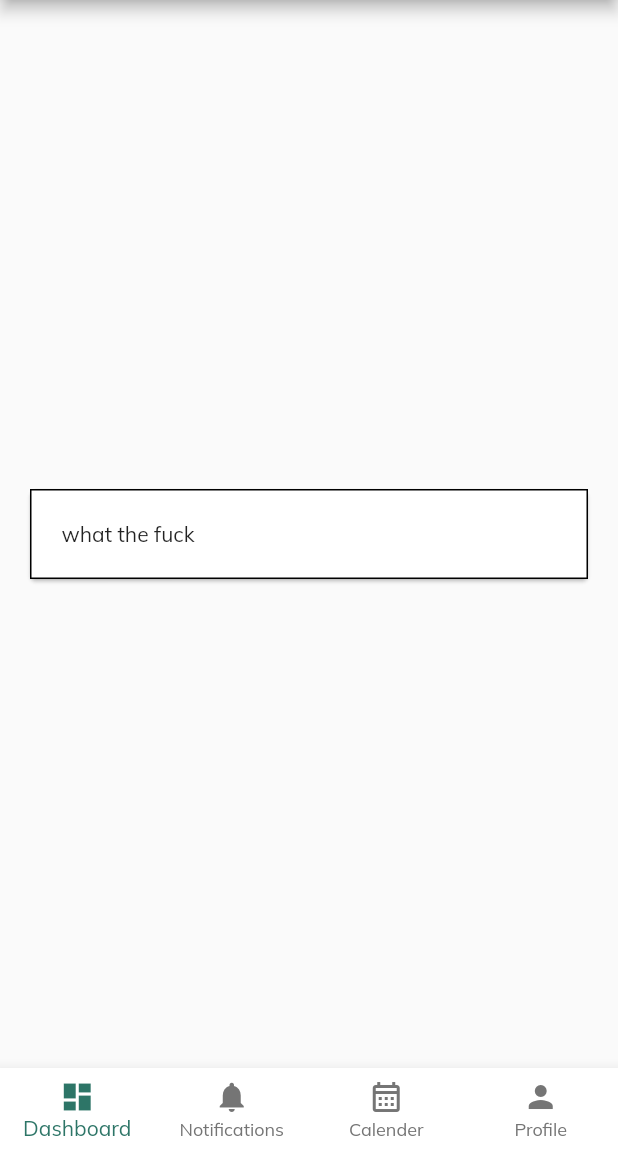
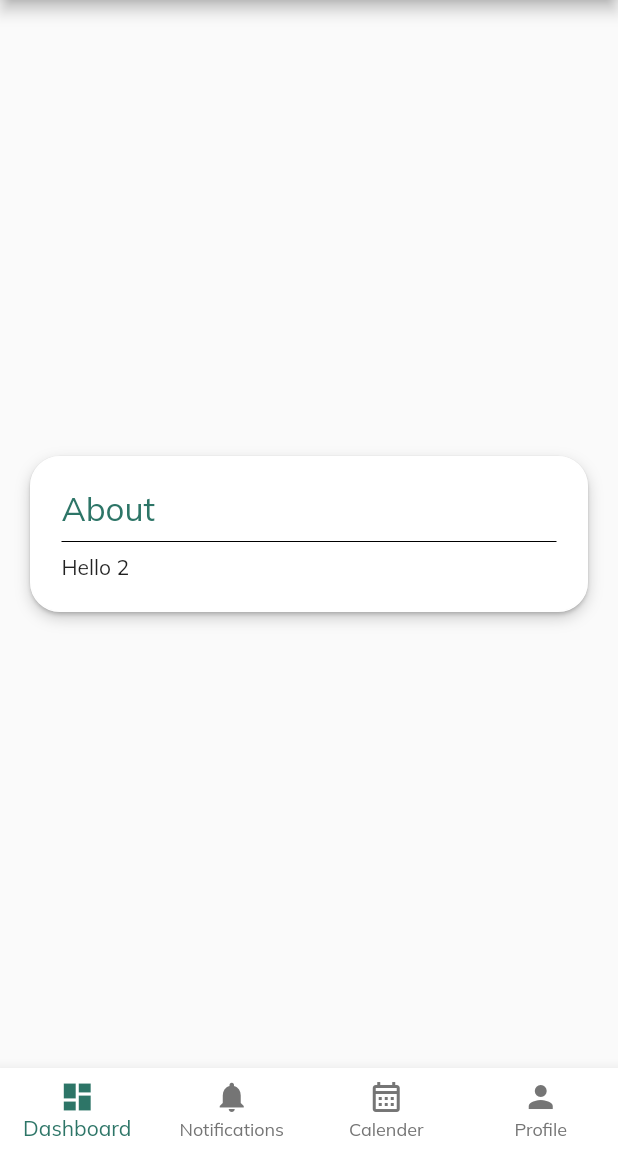
Before and after one commit to yousaf530/Helpex_App, a Flutter app: the screen it shows once a user with an empty profile is signed in, on a phone screen of 412 x 824 dp, the part 84-1236 px from its top. Run offline on Flutter 3.47's test engine with Material 2 defaults, Android fonts, the phone set to English and light mode, and no system bars; our stand-ins replace date_field, email_validator, firebase_auth, firebase_core, flutter_signin_button, google_fonts and 1 more; accounts and stored records are empty.

Commit message:
Card auth Changes

```diff
--- a/helpex/lib/main.dart
+++ b/helpex/lib/main.dart
@@ -30,7 +30,7 @@ class MyApp extends StatelessWidget {
         initialRoute: '/',
         routes: {
           // When navigating to the "/" route, build the FirstScreen widget.
-          '/': (context) => Wraper(),
+          '/': (context) => const Wraper(),
           // When navigating to the "/second" route, build the SecondScreen widget.
           // '/signUp': (context) => Register(toggleView: toggleView),
         },
--- a/helpex/lib/screens/Advisor/dashboard.dart
+++ b/helpex/lib/screens/Advisor/dashboard.dart
@@ -1,5 +1,6 @@
 import 'package:flutter/material.dart';
 import 'package:helpex_app/widgets/cards.dart';
+import 'package:google_fonts/google_fonts.dart';
 
 class AdvisorDashboard extends StatefulWidget {
   const AdvisorDashboard({Key? key}) : super(key: key);
@@ -11,17 +12,26 @@ class AdvisorDashboard extends StatefulWidget {
 class _AdvisorDashboardState extends State<AdvisorDashboard> {
   @override
   Widget build(BuildContext context) {
-    return Container(
-        child: Column(
+    return Column(
       mainAxisAlignment: MainAxisAlignment.center,
       children: [
-        Center(
-          child: AppCard(
-            child: Text("what the fuck"),
-
+    Center(
+      child: AppCard(
+        child: Column(
+          crossAxisAlignment: CrossAxisAlignment.start,
+          children: [
+          Text(
+            'About',
+            style: GoogleFonts.mulish(
+              textStyle: const TextStyle(color: Color(0xff2D7567), fontSize: 22),
+            ),
           ),
-        )
+          const Divider(color: Colors.black,),
+          Text('Hello 2'),
+        ]),
+      ),
+    )
       ],
-    ));
+    );
   }
 }
--- a/helpex/lib/screens/authenticate/register.dart
+++ b/helpex/lib/screens/authenticate/register.dart
@@ -32,6 +32,7 @@ class _RegisterState extends State<Register> {
     _passwordVisible = false;
   }
 
+  @override
   Widget build(BuildContext context) {
     return Scaffold(
       backgroundColor: Colors.white,
@@ -48,9 +49,6 @@ class _RegisterState extends State<Register> {
       body: Stack(
         children: [
           SingleChildScrollView(
-            child: Container(
-              /*padding: EdgeInsets.only(
-                  top: MediaQuery.of(context).size.height * 0.15),*/
             child: Form(
               key: _formKey,
               child: Column(
@@ -74,7 +72,8 @@ class _RegisterState extends State<Register> {
                           height: 20,
                         ),
                         TextFormField(
-                            validator: (value) => value!.length < 1 ? 'Enter Name' : null,
+                          validator: (value) =>
+                              value!.isEmpty ? 'Enter Name' : null,
                           style: TextStyle(color: Colors.black),
                           decoration: InputDecoration(
                               enabledBorder: OutlineInputBorder(
@@ -188,8 +187,9 @@ class _RegisterState extends State<Register> {
                           validator: (value) {
                             if (value != password) {
                               return 'Passwords Don\'t match';
-                              } else
+                            } else {
                               return null;
+                            }
                           },
                           obscureText: !_passwordVisible,
                           style: TextStyle(color: Colors.black),
@@ -280,8 +280,8 @@ class _RegisterState extends State<Register> {
                           minWidth: 90.0,
                           cornerRadius: 20.0,
                           radiusStyle: true,
-                            activeBgColor: [Color(0xff2D7567)],
-                            labels: ['Advisor', 'Advisee'],
+                          activeBgColor: const [Color(0xff2D7567)],
+                          labels: const ['Advisor', 'Advisee'],
                           onToggle: (index) {
                             print('switched to: $index');
                           },
@@ -356,7 +356,6 @@ class _RegisterState extends State<Register> {
               ),
             ),
           ),
-          ),
         ],
       ),
     );
--- a/helpex/lib/screens/authenticate/sign_in.dart
+++ b/helpex/lib/screens/authenticate/sign_in.dart
@@ -30,6 +30,7 @@ class _SignInState extends State<SignIn> {
     _passwordVisible = false;
   }
 
+  @override
   Widget build(BuildContext context) {
     return Scaffold(
       resizeToAvoidBottomInset: false,
--- a/helpex/lib/services/auth.dart
+++ b/helpex/lib/services/auth.dart
@@ -6,7 +6,7 @@ class AuthService {
 
   //create user obj
   MyUser? _userFromFirebaseUser(User? user) {
-    return User != null ? MyUser(uid: user?.uid) : null;
+    return MyUser(uid: user?.uid);
   }
 
   //auth change user stream
--- a/helpex/lib/widgets/cards.dart
+++ b/helpex/lib/widgets/cards.dart
@@ -3,28 +3,34 @@ import 'package:flutter/material.dart';
 class AppCard extends StatefulWidget {
   final Widget child;
 
-  AppCard({Key? key, required this.child}) : super(key: key);
+  const AppCard({Key? key, required this.child}) : super(key: key);
 
+  @override
   _AppCardState createState() => _AppCardState();
 }
 
-class _AppCardState extends State<AppCard>{
+class _AppCardState extends State<AppCard> {
   @override
-  Widget build(BuildContext context){
+  Widget build(BuildContext context) {
     return Column(
       crossAxisAlignment: CrossAxisAlignment.stretch,
       children: [
         Card(
-          margin: EdgeInsets.all(20.0),
+          shape: RoundedRectangleBorder(borderRadius: BorderRadius.circular(20)),
+          margin: const EdgeInsets.all(20.0),
           color: Colors.white,
-          child: Container(padding: EdgeInsets.all(20.0),
+          child: Container(
+            padding: const EdgeInsets.all(20.0),
             child: widget.child,
             decoration: BoxDecoration(
               color: Colors.white,
-                    border: Border.all(color: Colors.black),
+              borderRadius: BorderRadius.circular(20),
+              border: Border.all(color: Colors.white),
               boxShadow: [
                 BoxShadow(
-                        color: Colors.grey
+                  color: Colors.grey.withOpacity(0.5),
+                  blurRadius: 8,
+                  offset: const Offset(0,4)
                 ),
               ],
             ),
```
Lines whose indentation alone changed are shown as unchanged.
